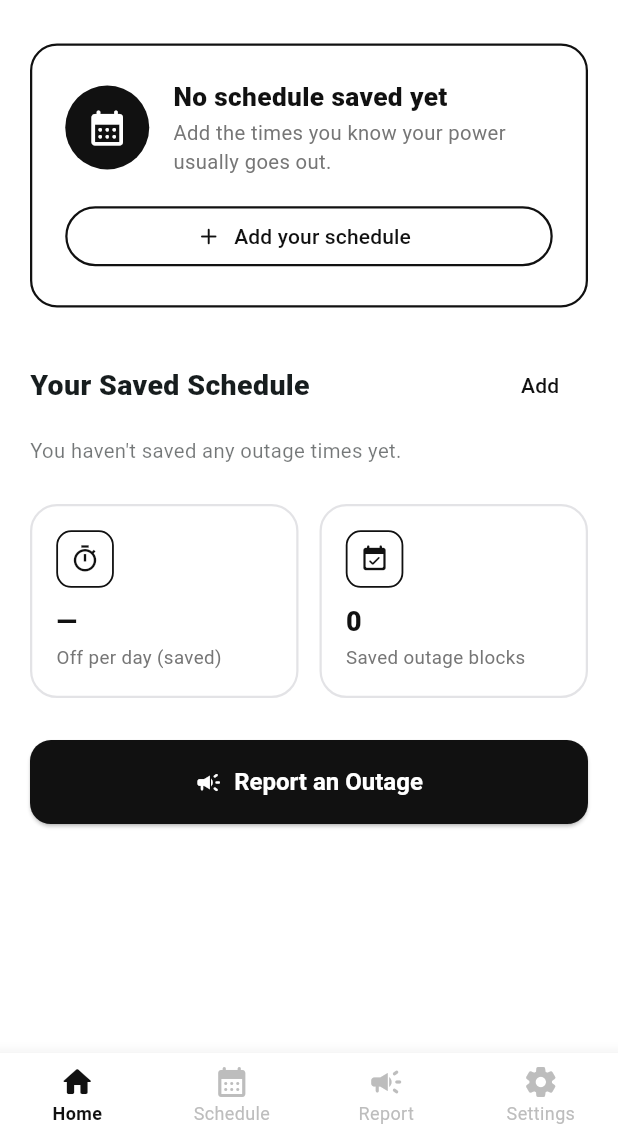
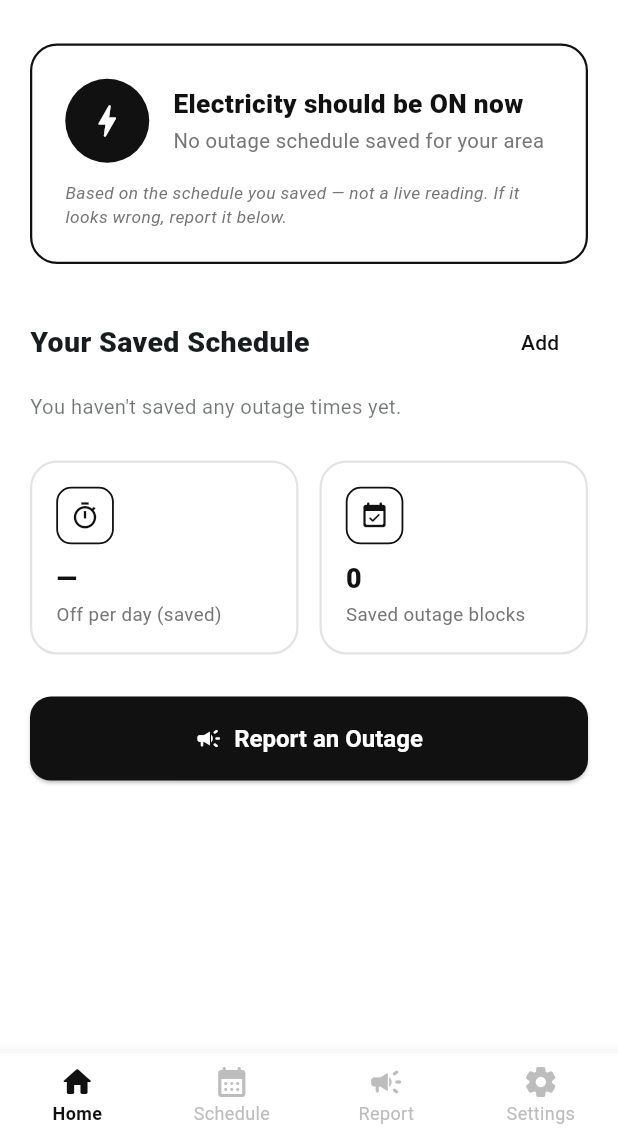
Before and after one commit to eman-ille/roshan-alert, a Flutter app: the HomeScreen screen opened by its route, on a phone screen of 412 x 824 dp, the part 99-1236 px from its top. Run offline on Flutter 3.47's test engine with Material 3 defaults, Android fonts, the phone set to English and light mode, and no system bars; our stand-ins replace cloud_firestore, firebase_auth, firebase_core, shared_preferences; accounts and stored records are empty.

Commit message:
Some changes

```diff
--- a/lib/screens/home_screen.dart
+++ b/lib/screens/home_screen.dart
@@ -46,6 +46,8 @@ class _HomeScreenState extends State<HomeScreen> {
   // one thing the query actually depends on) changes.
   Stream<CrowdSignal?>? _crowdStream;
   String? _crowdStreamCacheKey;
+
+  CrowdSignal? _cachedCrowdSignal;
 
   Stream<CrowdSignal?> _crowdStreamFor(String utility, String currentUid) {
     if (currentUid.isEmpty) return Stream.value(null);
@@ -98,6 +100,8 @@ class _HomeScreenState extends State<HomeScreen> {
   // counts, and (b) updates only THIS account's own Home status.
   Future<void> _confirmCrowdSignal(CrowdSignal crowd, String key) async {
     final uid = FirebaseAuth.instance.currentUser?.uid ?? '';
+    final String utilityWord =
+        AppLocation.utility.value == 'Gas' ? 'Gas' : 'the power';
     setState(() => _confirmingCrowd = true);
     try {
       await ReportsStore.submitReport(
@@ -112,8 +116,8 @@ class _HomeScreenState extends State<HomeScreen> {
       if (!mounted) return;
       _showBanner(
         crowd.isOut
-            ? 'Thanks — your Home screen now shows the power as OUT.'
-            : 'Thanks — your Home screen now shows the power as BACK.',
+            ? 'Thanks — your Home screen now shows $utilityWord as OUT.'
+            : 'Thanks — your Home screen now shows $utilityWord as BACK.',
       );
     } catch (e) {
       if (!mounted) return;
@@ -180,7 +184,12 @@ class _HomeScreenState extends State<HomeScreen> {
                 return StreamBuilder<CrowdSignal?>(
                   stream: _crowdStreamFor(utility, currentUid),
                   builder: (context, crowdSnapshot) {
-                    final CrowdSignal? crowd = crowdSnapshot.data;
+                    if (crowdSnapshot.hasData) {
+                      _cachedCrowdSignal = crowdSnapshot.data;
+                    }
+                    final CrowdSignal? crowd =
+                        crowdSnapshot.data ?? _cachedCrowdSignal;
+
                     // Belt-and-suspenders: even though the query
                     // already excludes the current account, never
                     // trust a single layer for "don't show my own
@@ -189,12 +198,6 @@ class _HomeScreenState extends State<HomeScreen> {
                         crowd != null &&
                         currentUid.isNotEmpty &&
                         !crowd.includesAccount(currentUid);
-                    // Even when it's genuinely someone ELSE reporting,
-                    // if it's the SAME status this account already
-                    // reported or confirmed, asking "is this true?"
-                    // again is pointless — this account already told
-                    // us. Only worth asking about a status that
-                    // DISAGREES with what this account currently shows.
                     final bool crowdMatchesMyOwnStatus =
                         crowd != null &&
                         UserStatusOverride.isActive &&
@@ -219,7 +222,7 @@ class _HomeScreenState extends State<HomeScreen> {
                               _buildHeader(onBackground),
                               const SizedBox(height: 28),
                               _buildStatusCard(blocks),
-                              if (showCrowdCard) ...[
+                              if (showCrowdCard && crowd != null) ...[
                                 const SizedBox(height: 12),
                                 _buildCrowdCard(crowd, crowdKey!),
                               ],
@@ -340,28 +343,17 @@ class _HomeScreenState extends State<HomeScreen> {
 
   Widget _buildStatusCard(List<ScheduleBlock> blocks) {
     final bool hasOverride = UserStatusOverride.isActive;
-
-    if (blocks.isEmpty && !hasOverride) {
-      return _buildNoScheduleCard();
-    }
-
     final ScheduleBlock? active = ScheduleStore.currentBlockAt(_now);
     final ScheduleBlock? upcoming = ScheduleStore.nextBlockAfter(_now);
     final bool scheduleSaysOff = active != null;
 
-    // A self-reported status — either the user's own report, or a
-    // crowd card they confirmed as true — always wins over the
-    // schedule guess, in EITHER direction, until the next scheduled
-    // boundary resets it.
     final bool isOffNow = hasOverride
         ? UserStatusOverride.isOut
         : scheduleSaysOff;
 
     String subtitle;
     if (hasOverride) {
-      subtitle = isOffNow
-          ? "Based on what you reported — not your saved schedule."
-          : "Based on what you reported — not your saved schedule.";
+      subtitle = "Based on what you reported — not your saved schedule.";
     } else if (isOffNow && active != null) {
       final int minutesNow = _now.hour * 60 + _now.minute;
       final int minsLeft = active.endMinutes - minutesNow;
@@ -373,6 +365,8 @@ class _HomeScreenState extends State<HomeScreen> {
       final int minsUntil = upcoming.startMinutes - minutesNow;
       subtitle =
           'Next scheduled outage in ~$minsUntil min · ${upcoming.timeRangeLabel}';
+    } else if (blocks.isEmpty) {
+      subtitle = 'No outage schedule saved for your area';
     } else {
       subtitle = 'No more outages in your saved schedule for today';
     }
@@ -392,6 +386,14 @@ class _HomeScreenState extends State<HomeScreen> {
           ValueListenableBuilder<String>(
             valueListenable: AppLocation.utility,
             builder: (context, utility, _) {
+              final IconData statusIcon = isOffNow
+                  ? (utility == 'Gas'
+                      ? Icons.local_fire_department_rounded
+                      : Icons.flash_off_rounded)
+                  : (utility == 'Gas'
+                      ? Icons.local_fire_department_rounded
+                      : Icons.bolt_rounded);
+
               return Row(
                 children: [
                   Container(
@@ -401,7 +403,7 @@ class _HomeScreenState extends State<HomeScreen> {
                       shape: BoxShape.circle,
                     ),
                     child: Icon(
-                      isOffNow ? Icons.flash_off_rounded : Icons.bolt_rounded,
+                      statusIcon,
                       color: AppColors.white,
                       size: 28,
                     ),
@@ -450,17 +452,19 @@ class _HomeScreenState extends State<HomeScreen> {
     );
   }
 
-  // "X user(s) in your area say power is back/out" — shown to everyone
+  // "X user(s) in your area say power/gas is back/out" — shown to everyone
   // in the area EXCEPT whoever reported it (that's excluded upstream
   // in ReportsStore.watchCrowdSignal). Tapping True updates only this
   // account's own status; False (or ignoring it) leaves it unchanged.
   Widget _buildCrowdCard(CrowdSignal crowd, String key) {
+    final String utilityWord =
+        AppLocation.utility.value == 'Gas' ? 'Gas' : 'the power';
     final String peopleLabel = crowd.userCount == 1
         ? '1 user'
         : '${crowd.userCount} users';
     final String message = crowd.isOut
-        ? '$peopleLabel in your area say the power is OUT — is that true for you too?'
-        : '$peopleLabel in your area say the power is BACK — is that true for you too?';
+        ? '$peopleLabel in your area say $utilityWord is OUT — is that true for you too?'
+        : '$peopleLabel in your area say $utilityWord is BACK — is that true for you too?';
 
     return AppCard(
       padding: const EdgeInsets.all(16),
@@ -520,72 +524,6 @@ class _HomeScreenState extends State<HomeScreen> {
     );
   }
 
-  Widget _buildNoScheduleCard() {
-    return AppCard(
-      padding: const EdgeInsets.all(22),
-      borderColor: AppColors.black,
-      child: Column(
-        crossAxisAlignment: CrossAxisAlignment.start,
-        children: [
-          Row(
-            children: [
-              Container(
-                padding: const EdgeInsets.all(14),
-                decoration: const BoxDecoration(
-                  color: AppColors.black,
-                  shape: BoxShape.circle,
-                ),
-                child: const Icon(
-                  Icons.calendar_month_rounded,
-                  color: AppColors.white,
-                  size: 28,
-                ),
-              ),
-              const SizedBox(width: 16),
-              const Expanded(
-                child: Column(
-                  crossAxisAlignment: CrossAxisAlignment.start,
-                  children: [
-                    Text(
-                      'No schedule saved yet',
-                      style: TextStyle(
-                        fontSize: 17.5,
-                        fontWeight: FontWeight.w800,
-                        color: AppColors.black,
-                      ),
-                    ),
-                    SizedBox(height: 2),
-                    Text(
-                      'Add the times you know your power usually goes out.',
-                      style: TextStyle(fontSize: 13.5, color: AppColors.grey),
-                    ),
-                  ],
-                ),
-              ),
-            ],
-          ),
-          const SizedBox(height: 16),
-          SizedBox(
-            width: double.infinity,
-            child: OutlinedButton.icon(
-              style: OutlinedButton.styleFrom(
-                // AppCard's background stays white in dark mode, but the
-                // dark ColorScheme's default button foreground is white
-                // too — that made the icon/label invisible here. Force
-                // black since this button always sits on a white card.
-                foregroundColor: AppColors.black,
-                side: const BorderSide(color: AppColors.black, width: 1.5),
-              ),
-              onPressed: () => _goToSchedule(context),
-              icon: const Icon(Icons.add_rounded),
-              label: const Text('Add your schedule'),
-            ),
-          ),
-        ],
-      ),
-    );
-  }
-
   Widget _buildTimeline(BuildContext context, List<ScheduleBlock> blocks) {
     if (blocks.isEmpty) {
       return Padding(
@@ -599,6 +537,12 @@ class _HomeScreenState extends State<HomeScreen> {
         ),
       );
     }
+
+    final String utilityWord =
+        AppLocation.utility.value == 'Gas' ? 'Gas' : 'Power';
+    final IconData blockIcon = AppLocation.utility.value == 'Gas'
+        ? Icons.local_fire_department_rounded
+        : Icons.flash_off_rounded;
 
     return Column(
       crossAxisAlignment: CrossAxisAlignment.start,
@@ -619,8 +563,8 @@ class _HomeScreenState extends State<HomeScreen> {
                   color: AppColors.black,
                   shape: BoxShape.circle,
                 ),
-                child: const Icon(
-                  Icons.flash_off_rounded,
+                child: Icon(
+                  blockIcon,
                   color: AppColors.white,
                   size: 20,
                 ),
@@ -630,9 +574,9 @@ class _HomeScreenState extends State<HomeScreen> {
                 child: Column(
                   crossAxisAlignment: CrossAxisAlignment.start,
                   children: [
-                    const Text(
-                      'Power usually OFF',
-                      style: TextStyle(
+                    Text(
+                      '$utilityWord usually OFF',
+                      style: const TextStyle(
                         fontSize: 15.5,
                         fontWeight: FontWeight.w700,
                         color: AppColors.black,
```
Also changed, not shown: lib/screens/schedule_screen.dart (+37 -24 lines).
